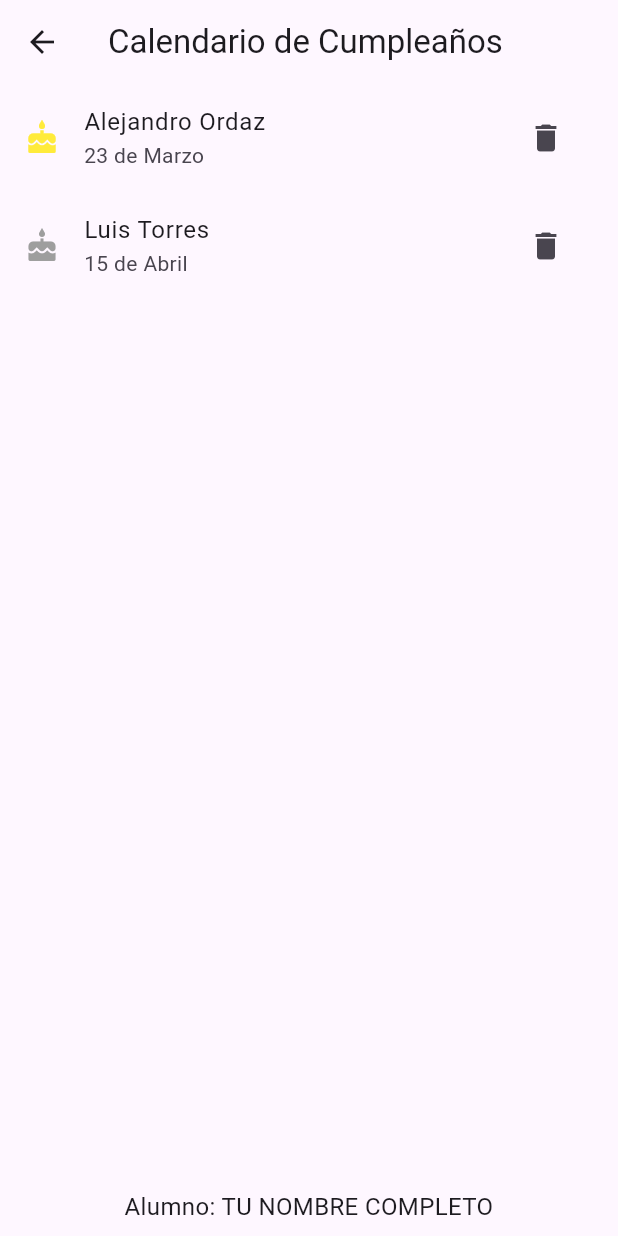
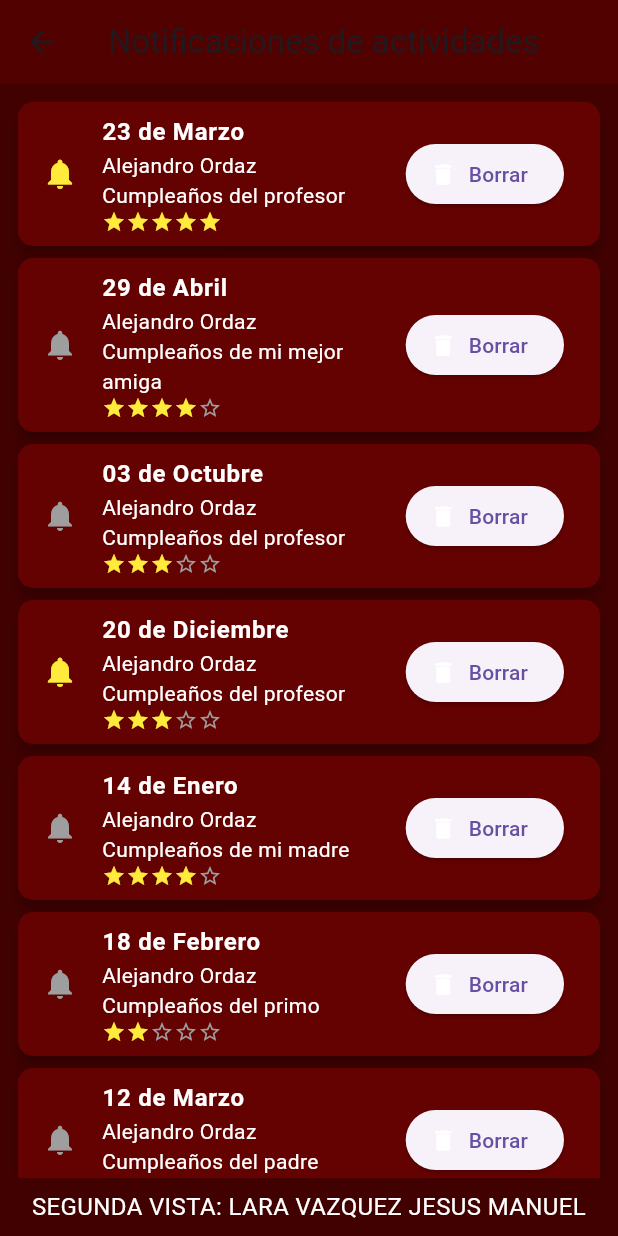
Before and after one commit to Fundamentos-Moviles/examen-i-Chuyini, a Flutter app: the HomeScreen screen opened by its route, on a phone screen of 412 x 824 dp. Run offline on Flutter 3.47's test engine with Material 3 defaults, Android fonts, the phone set to English and light mode, and no system bars.

Commit message:
V 1.0.3 Completing the home page

```diff
--- a/lib/home.dart
+++ b/lib/home.dart
@@ -7,9 +7,18 @@ class HomeScreen extends StatefulWidget {
 
 class _HomeScreenState extends State<HomeScreen> {
   List<Map<String, dynamic>> birthdayList = [
-    {'id': 1, 'name': 'Alejandro Ordaz', 'birthdate': '23 de Marzo', 'description': 'Cumpleaños del profesor', 'stars': 5},
-    {'id': 2, 'name': 'Luis Torres', 'birthdate': '15 de Abril', 'description': 'Cumpleaños de amigo', 'stars': 3},
-    // Aquí agregar los demás elementos de la lista
+    {'id': 7, 'name': 'Alejandro Ordaz', 'birthdate': '23 de Marzo', 'description': 'Cumpleaños del profesor', 'stars': 5},
+    {'id': 8, 'name': 'Alejandro Ordaz', 'birthdate': '29 de Abril', 'description': 'Cumpleaños de mi mejor amiga', 'stars': 4},
+    {'id': 9, 'name': 'Alejandro Ordaz', 'birthdate': '03 de Octubre', 'description': 'Cumpleaños del profesor', 'stars': 3},
+    {'id': 10, 'name': 'Alejandro Ordaz', 'birthdate': '20 de Diciembre', 'description': 'Cumpleaños del profesor', 'stars': 3},
+    {'id': 11, 'name': 'Alejandro Ordaz', 'birthdate': '14 de Enero', 'description': 'Cumpleaños de mi madre', 'stars': 4},
+    {'id': 12, 'name': 'Alejandro Ordaz', 'birthdate': '18 de Febrero', 'description': 'Cumpleaños del primo', 'stars': 2},
+    {'id': 13, 'name': 'Alejandro Ordaz', 'birthdate': '12 de Marzo', 'description': 'Cumpleaños del padre', 'stars': 4},
+    {'id': 14, 'name': 'Alejandro Ordaz', 'birthdate': '06 de Julio', 'description': 'Cumpleaños del hermano', 'stars': 5},
+    {'id': 15, 'name': 'Alejandro Ordaz', 'birthdate': '01 de Septiembre', 'description': 'Cumpleaños del profesor', 'stars': 5},
+    {'id': 16, 'name': 'Alejandro Ordaz', 'birthdate': '30 de Noviembre', 'description': 'Cumpleaños del compañero', 'stars': 3},
+    {'id': 17, 'name': 'Alejandro Ordaz', 'birthdate': '17 de Junio', 'description': 'Cumpleaños de la hermana', 'stars': 4},
+    {'id': 18, 'name': 'Alejandro Ordaz', 'birthdate': '25 de Agosto', 'description': 'Cumpleaños del tío', 'stars': 2},
   ];
 
   void showInfo(int index) {
@@ -23,7 +32,7 @@ class _HomeScreenState extends State<HomeScreen> {
 
   void deleteItem(int index) {
     final item = birthdayList[index];
-    if ([1, 10, 15, 20, 23].contains(item['id'])) {
+    if ([7, 10, 15].contains(item['id'])) { // Solo IDs especificados como protegidos.
       ScaffoldMessenger.of(context).showSnackBar(
         SnackBar(content: Text('No se puede eliminar el elemento con ID: ${item['id']}')),
       );
@@ -40,22 +49,64 @@ class _HomeScreenState extends State<HomeScreen> {
   @override
   Widget build(BuildContext context) {
     return Scaffold(
-      appBar: AppBar(title: Text('Calendario de Cumpleaños')),
+      appBar: AppBar(
+        title: Text('Notificaciones de actividades'),
+        backgroundColor: Color(0xff520101),
+      ),
       body: ListView.builder(
+        padding: EdgeInsets.all(8.0),
         itemCount: birthdayList.length,
         itemBuilder: (context, index) {
           final item = birthdayList[index];
-          return ListTile(
-            leading: Icon(
-              Icons.cake,
-              color: ([1, 5, 10, 15].contains(item['id'])) ? Colors.yellow : Colors.grey,
+          return Card(
+            color: Color(0xff640101),
+            elevation: 4,
+            shape: RoundedRectangleBorder(
+              borderRadius: BorderRadius.circular(10),
             ),
-            title: Text(item['name']),
-            subtitle: Text(item['birthdate']),
-            onTap: () => showInfo(index),
-            trailing: IconButton(
-              icon: Icon(Icons.delete),
-              onPressed: () => deleteItem(index),
+            child: ListTile(
+              leading: Icon(
+                Icons.notifications,
+                color: ([7, 10, 15].contains(item['id'])) ? Colors.yellow : Colors.grey,
+              ),
+              title: Text(
+                '${item['birthdate']}',
+                style: TextStyle(
+                  color: Colors.white,
+                  fontWeight: FontWeight.bold,
+                ),
+              ),
+              subtitle: Column(
+                crossAxisAlignment: CrossAxisAlignment.start,
+                children: [
+                  Text(
+                    item['name'],
+                    style: TextStyle(color: Colors.white),
+                  ),
+                  Text(
+                    item['description'],
+                    style: TextStyle(color: Colors.white),
+                  ),
+                  Row(
+                    children: List.generate(5, (i) {
+                      return Icon(
+                        i < item['stars'] ? Icons.star : Icons.star_border,
+                        color: i < item['stars'] ? Colors.yellow : Colors.grey,
+                        size: 16,
+                      );
+                    }),
+                  ),
+                ],
+              ),
+              trailing: ElevatedButton.icon(
+                onPressed: () => deleteItem(index),
+                icon: Icon(Icons.delete, color: Colors.white),
+                label: Text('Borrar'),
+                style: ElevatedButton.styleFrom(
+
+                ),
+              ),
+              onTap: () => showInfo(index),
             ),
           );
         },
@@ -63,11 +114,12 @@ class _HomeScreenState extends State<HomeScreen> {
       bottomNavigationBar: Padding(
         padding: const EdgeInsets.all(8.0),
         child: Text(
-          'Alumno: TU NOMBRE COMPLETO',
-          style: TextStyle(fontSize: 16),
+          'SEGUNDA VISTA: LARA VAZQUEZ JESUS MANUEL',
+          style: TextStyle(fontSize: 16, color: Colors.white),
           textAlign: TextAlign.center,
         ),
       ),
+      backgroundColor: Color(0xff410101), // Color de fondo de la vista
     );
   }
 }
```
